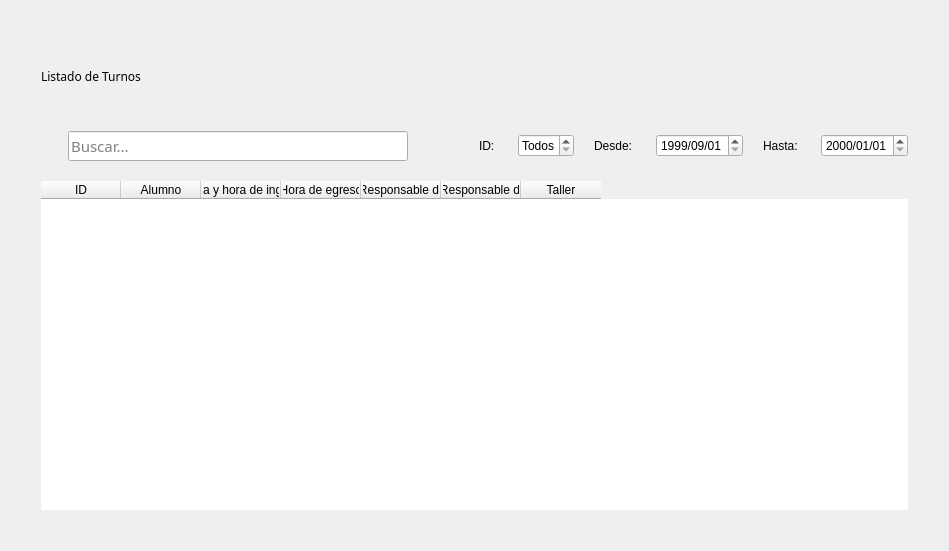
MaxAPBusiness/Blustock, file blustock/ui/screens_uis/turnos.ui: the form before one commit.
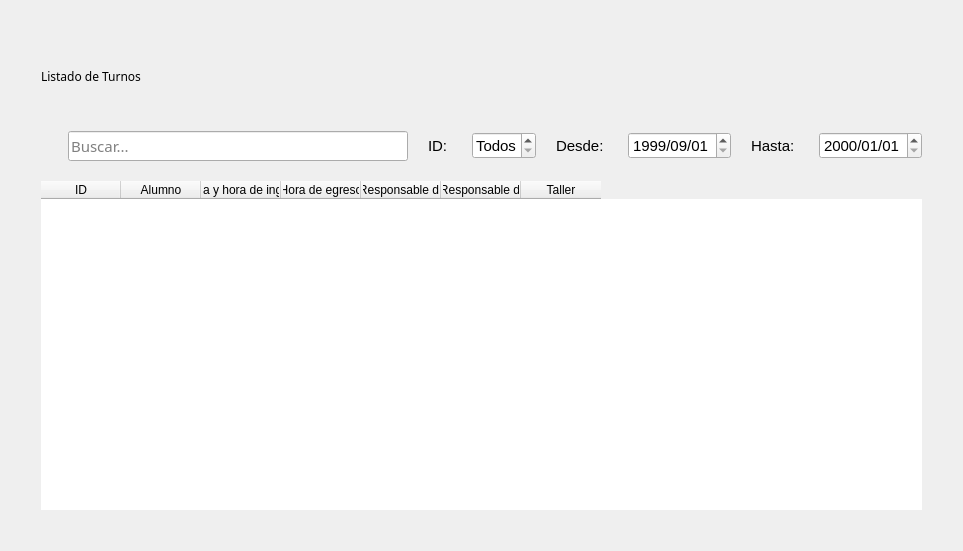
The form after the commit. Icons and pictures are not drawn.

The edit to the form file:
```diff
--- a/blustock/ui/screens_uis/turnos.ui
+++ b/blustock/ui/screens_uis/turnos.ui
@@ -123,6 +123,11 @@
        </item>
        <item>
         <widget class="QLabel" name="label_3">
+         <property name="font">
+          <font>
+           <pointsize>11</pointsize>
+          </font>
+         </property>
          <property name="text">
           <string>ID: </string>
          </property>
@@ -130,6 +135,11 @@
        </item>
        <item>
         <widget class="QSpinBox" name="nId">
+         <property name="font">
+          <font>
+           <pointsize>11</pointsize>
+          </font>
+         </property>
          <property name="specialValueText">
           <string>Todos</string>
          </property>
@@ -146,6 +156,11 @@
        </item>
        <item>
         <widget class="QLabel" name="label_4">
+         <property name="font">
+          <font>
+           <pointsize>11</pointsize>
+          </font>
+         </property>
          <property name="text">
           <string>Desde: </string>
          </property>
@@ -153,6 +168,11 @@
        </item>
        <item>
         <widget class="QDateEdit" name="desdeFecha">
+         <property name="font">
+          <font>
+           <pointsize>11</pointsize>
+          </font>
+         </property>
          <property name="dateTime">
           <datetime>
            <hour>0</hour>
@@ -177,6 +197,11 @@
        </item>
        <item>
         <widget class="QLabel" name="label_5">
+         <property name="font">
+          <font>
+           <pointsize>11</pointsize>
+          </font>
+         </property>
          <property name="text">
           <string>Hasta: </string>
          </property>
@@ -184,6 +209,11 @@
        </item>
        <item>
         <widget class="QDateEdit" name="hastaFecha">
+         <property name="font">
+          <font>
+           <pointsize>11</pointsize>
+          </font>
+         </property>
          <property name="minimumDate">
           <date>
            <year>1999</year>
```
